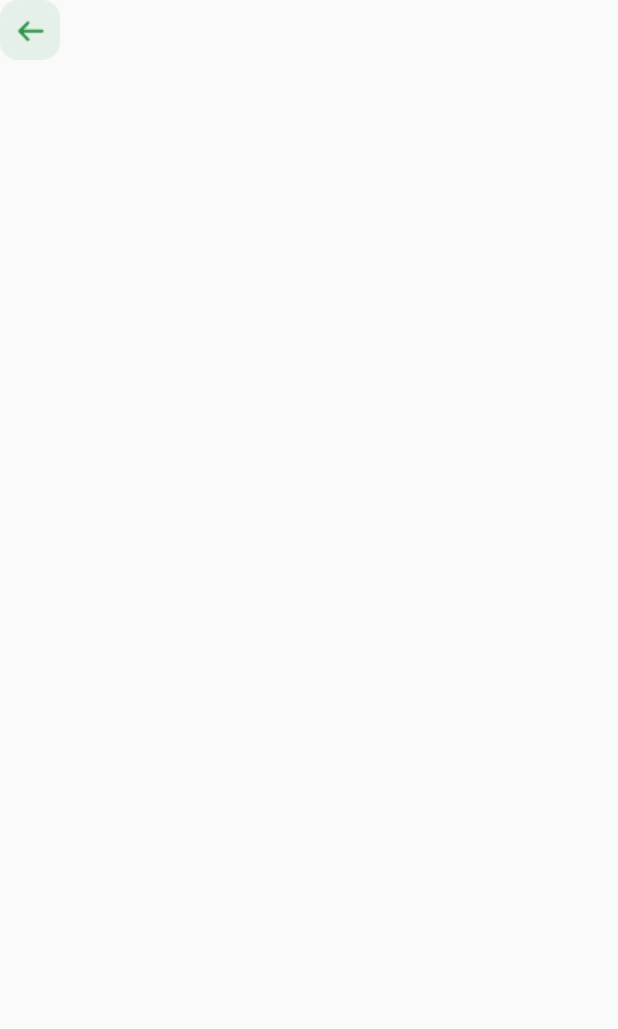
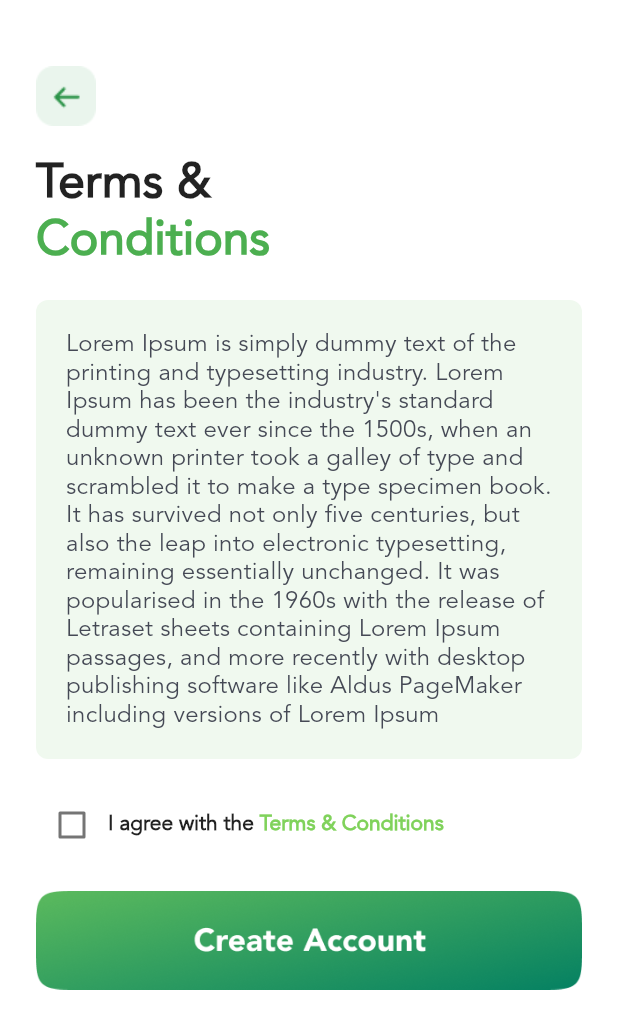
Before and after one commit to obaidak407/cvs-Mobile-Application, a Flutter app: the Terms_Condition screen opened directly, on a phone screen of 412 x 824 dp. Shown: the top 1029 px of the screen. Run offline on Flutter 3.47's test engine with Material 2 defaults, Android fonts, the phone set to English and light mode, and no system bars.

Commit message:
Terms and Conditions Applied
Terms and Conditions Applied

```diff
--- a/lib/driver_screen.dart
+++ b/lib/driver_screen.dart
@@ -2,6 +2,7 @@ import 'package:flutter/material.dart';
 import 'package:flutter/src/foundation/key.dart';
 import 'package:flutter/src/widgets/container.dart';
 import 'package:flutter/src/widgets/framework.dart';
+import 'package:cvs_mobile_application/terns_condition.dart';
 
 class DriverScreen extends StatelessWidget {
   const DriverScreen({Key? key}) : super(key: key);
@@ -16,7 +17,6 @@ class DriverScreen extends StatelessWidget {
           mainAxisAlignment: MainAxisAlignment.start,
           children: [
             GestureDetector(
-
               child: Row(
                 children: [
                   Image(
@@ -25,9 +25,10 @@ class DriverScreen extends StatelessWidget {
                 ],
               ),
             ),
-            SizedBox(height: 20, ),
+            SizedBox(
+              height: 20,
+            ),
             Row(
-
               children: [
                 Text(
                   "Email",
@@ -42,7 +43,6 @@ class DriverScreen extends StatelessWidget {
               ],
             ),
             Row(
-
               children: [
                 Text(
                   "Verification",
@@ -57,129 +57,167 @@ class DriverScreen extends StatelessWidget {
               ],
             ),
             Row(
-
               children: [
-                SizedBox(height: 20,),
-
+                SizedBox(
+                  height: 20,
+                ),
                 Text(
                   'Please attached the following docs.',
                   style: TextStyle(
-
                     decoration: TextDecoration.none,
                     fontFamily: 'Avenir Book',
                     fontSize: 18,
                     color: Colors.grey,
                   ),
                 ),
-
-                SizedBox(height: 20,),
-
+                SizedBox(
+                  height: 20,
+                ),
               ],
-
             ),
-
-            SizedBox(height: 20,),
+            SizedBox(
+              height: 20,
+            ),
             SizedBox(
               height: 200,
-              child:
-              Material(
+              child: Material(
                   color: Color(0xfff7f4f8),
                   shape: RoundedRectangleBorder(
-    side: BorderSide(width: 1, color: Color(0xff2b9348), ),
-    borderRadius: BorderRadius.circular(8),),
+                    side: BorderSide(
+                      width: 1,
+                      color: Color(0xff2b9348),
+                    ),
+                    borderRadius: BorderRadius.circular(8),
+                  ),
                   child: Row(
                     mainAxisAlignment: MainAxisAlignment.center,
                     children: [
                       Column(
                         mainAxisAlignment: MainAxisAlignment.center,
                         children: [
-                  Image(image: AssetImage("assets/images/driver_license.png"),height: 50,),
+                          Image(
+                            image:
+                                AssetImage("assets/images/driver_license.png"),
+                            height: 50,
+                          ),
                           SizedBox(
                             height: 10,
                           ),
-                  Text('Driver License',
-                  style:
-                    TextStyle(
+                          Text(
+                            'Driver License',
+                            style: TextStyle(
                               fontFamily: 'Avenir Book',
                               fontSize: 17,
                               fontWeight: FontWeight.w700,
-                    ),), SizedBox(
+                            ),
+                          ),
+                          SizedBox(
                             height: 10,
                           ),
                           Row(
                             children: [
-                      Icon(Icons.add_circle,color: Colors.green,size: 30,),
-                      Text(" Upload",style: TextStyle(
+                              Icon(
+                                Icons.add_circle,
+                                color: Colors.green,
+                                size: 30,
+                              ),
+                              Text(
+                                " Upload",
+                                style: TextStyle(
                                     color: Colors.green,
                                     fontSize: 20,
                                     fontFamily: 'Avenir Book',
-                        fontWeight: FontWeight.w700
-                      ),)
+                                    fontWeight: FontWeight.w700),
+                              )
                             ],
                           )
                         ],
                       )
                     ],
-
-
-                )
+                  )),
             ),
+            SizedBox(
+              height: 20,
             ),
-            SizedBox(height: 20,),
             SizedBox(
               height: 200,
-              child:
-              Material(
+              child: Material(
                   color: Color(0xfff7f4f8),
                   shape: RoundedRectangleBorder(
-    side: BorderSide(width: 1, color: Color(0xff2b9348), ),
-    borderRadius: BorderRadius.circular(8),),
+                    side: BorderSide(
+                      width: 1,
+                      color: Color(0xff2b9348),
+                    ),
+                    borderRadius: BorderRadius.circular(8),
+                  ),
                   child: Row(
                     mainAxisAlignment: MainAxisAlignment.center,
                     children: [
                       Column(
                         mainAxisAlignment: MainAxisAlignment.center,
                         children: [
-                  Image(image: AssetImage("assets/images/form.png"),height: 50,),
+                          Image(
+                            image: AssetImage("assets/images/form.png"),
+                            height: 50,
+                          ),
                           SizedBox(
                             height: 20,
                           ),
-                  Text('1099 Form',
-                  style:
-                    TextStyle(
+                          Text(
+                            '1099 Form',
+                            style: TextStyle(
                               fontFamily: 'Avenir Book',
                               fontSize: 17,
                               fontWeight: FontWeight.w700,
-                    ),), SizedBox(
+                            ),
+                          ),
+                          SizedBox(
                             height: 10,
                           ),
                           Row(
                             children: [
-                      Icon(Icons.add_circle,color: Colors.green,size: 30,),
-                      Text(" Upload",style: TextStyle(
+                              Icon(
+                                Icons.add_circle,
+                                color: Colors.green,
+                                size: 30,
+                              ),
+                              Text(
+                                " Upload",
+                                style: TextStyle(
                                     color: Colors.green,
                                     fontSize: 20,
                                     fontFamily: 'Avenir Book',
-                        fontWeight: FontWeight.w700
-                      ),)
+                                    fontWeight: FontWeight.w700),
+                              )
                             ],
                           )
                         ],
                       )
                     ],
-
-
-                )
-              ),
+                  )),
             ),
             SizedBox(
               height: 20,
             ),
             Row(
-              mainAxisAlignment: MainAxisAlignment.spaceAround,
+              mainAxisAlignment: MainAxisAlignment.spaceBetween,
               children: [
-                Image(image: AssetImage("assets/images/step_second.png"),height: 40,),
-                Image(image: AssetImage("assets/images/small_next.png"), height: 60,)
+                Image(
+                  image: AssetImage("assets/images/step_second.png"),
+                  height: 40,
+                ),
+                GestureDetector(
+                  onTap: () {
+                    Navigator.push(
+                        context,
+                        MaterialPageRoute(
+                            builder: (context) => const Terms_Condition()));
+                  },
+                  child: Image(
+                    image: AssetImage("assets/images/small_next.png"),
+                    height: 60,
+                  ),
+                )
               ],
             )
           ],
--- a/lib/main.dart
+++ b/lib/main.dart
@@ -1,6 +1,7 @@
 import 'package:cvs_mobile_application/loginScreen.dart';
 import 'package:flutter/material.dart';
 import 'splashscreen.dart';
+import 'package:cvs_mobile_application/terns_condition.dart';
 
 void main() => runApp(const MyApp());
 
@@ -12,7 +13,7 @@ class MyApp extends StatelessWidget {
     return MaterialApp(
       debugShowCheckedModeBanner: false,
       title: "CVS Mobile Apllication",
-      home: SplashScreen(),
+      home: Terms_Condition(),
       routes: {loginScreen.idScreen: (context) => loginScreen()},
     );
   }
--- a/lib/terns_condition.dart
+++ b/lib/terns_condition.dart
@@ -2,6 +2,8 @@ import 'package:flutter/material.dart';
 import 'package:flutter/src/foundation/key.dart';
 import 'package:flutter/src/widgets/container.dart';
 import 'package:flutter/src/widgets/framework.dart';
+
+bool? check1 = false;
 
 class Terms_Condition extends StatelessWidget {
   const Terms_Condition({Key? key}) : super(key: key);
@@ -9,20 +11,113 @@ class Terms_Condition extends StatelessWidget {
   @override
   Widget build(BuildContext context) {
     return Scaffold(
-      body: Container(
+        body: Container(
+      color: Colors.white,
+      child: Padding(
+        padding: EdgeInsets.all(24.0),
         child: Column(
           mainAxisAlignment: MainAxisAlignment.start,
           children: [
+            SizedBox(
+              height: 20,
+            ),
             Row(
               children: [
                 Image(
                   image: AssetImage('assets/images/backarrow.png'),
                 ),
               ],
+            ),
+            SizedBox(
+              height: 20,
+            ),
+            Row(
+              children: [
+                Text(
+                  "Terms &",
+                  style: TextStyle(
+                    color: Colors.black87,
+                    decoration: TextDecoration.none,
+                    fontSize: 32,
+                    fontFamily: "Avenir Roman",
+                    fontWeight: FontWeight.w700,
+                  ),
+                )
+              ],
+            ),
+            Row(
+              children: [
+                Text(
+                  "Conditions",
+                  style: TextStyle(
+                    color: Colors.green,
+                    decoration: TextDecoration.none,
+                    fontSize: 32,
+                    fontFamily: "Avenir Roman",
+                    fontWeight: FontWeight.w700,
+                  ),
+                )
+              ],
+            ),
+            SizedBox(
+              height: 20,
+            ),
+            SizedBox(
+              child: Material(
+                  color: Color(0xfff0f9ef),
+                  shape: RoundedRectangleBorder(
+                    borderRadius: BorderRadius.circular(8),
+                  ),
+                  child: Padding(
+                      padding:
+                          EdgeInsets.symmetric(horizontal: 20, vertical: 20),
+                      child: Text(
+                        "Lorem Ipsum is simply dummy text of the printing and typesetting industry. Lorem Ipsum has been the industry's standard dummy text ever since the 1500s, when an unknown printer took a galley of type and scrambled it to make a type specimen book. It has survived not only five centuries, but also the leap into electronic typesetting, remaining essentially unchanged. It was popularised in the 1960s with the release of Letraset sheets containing Lorem Ipsum passages, and more recently with desktop publishing software like Aldus PageMaker including versions of Lorem Ipsum",
+                        style: TextStyle(
+                          color: Color(0xff454955),
+                          fontSize: 16,
+                          fontFamily: "Avenir Book",
+                          letterSpacing: 0.16,
+                        ),
+                      ))),
+            ),
+            SizedBox(
+              height: 20,
+            ),
+            Row(
+              mainAxisAlignment: MainAxisAlignment.start,
+              children: [
+                Checkbox(
+                    //only check box
+                    value: check1, //unchecked
+                    onChanged: (bool? value) {
+                      //value returned when checkbox is clicked
+                    }),
+                Text("I agree with the",
+                style: TextStyle(
+                  fontFamily: "Avenir Book",
+                  fontWeight: FontWeight.w700,
+                ),
+                ),
+                Text(
+                  " Terms & Conditions",
+                  style: TextStyle(
+                    color: Color(0xff80d25b),
+                    fontFamily: "Avenir Book",
+                    fontWeight: FontWeight.w700,
+                  ),
+                )
+              ],
+            ),
+            SizedBox(height: 20),
+            Align(
+              child:
+
+                Image(image: AssetImage("assets/images/create_account.png"))
             )
           ],
         ),
       ),
-    );
+    ));
   }
 }
```
Also changed, not shown: assets/images/create_account.png (added). Lines whose indentation alone changed are shown as unchanged.
